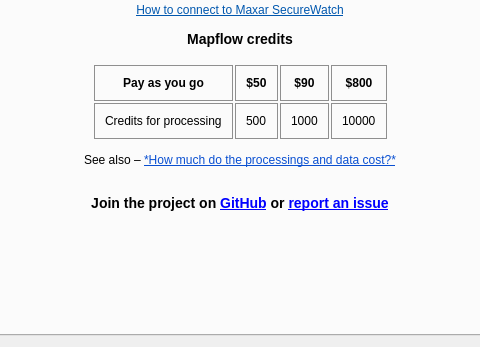
This is mapflow/dialogs/static/ui/main_dialog.ui in Geoalert/mapflow-qgis as Qt 5 draws it before an edit; both pictures show x 424 to 904 and y 203 to 550 of the 1033 by 550 pixel window. The edited form follows.
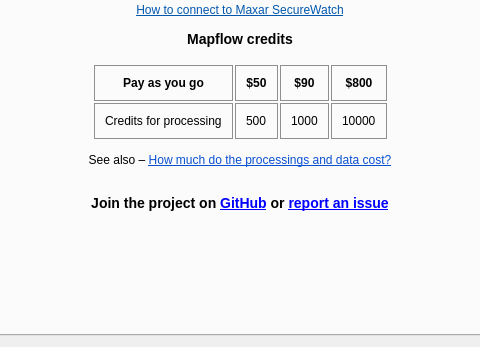
This is the edited form. The open tabs and pages were chosen to show the change. Icons and pictures are not drawn. Custom widgets are drawn as their Qt base class.

Commit message: not show non-tiff files in the list at all; modify error message for non-georef tiff; fix link text

What changed in the file:
```diff
--- a/mapflow/dialogs/static/ui/main_dialog.ui
+++ b/mapflow/dialogs/static/ui/main_dialog.ui
@@ -1875,7 +1875,7 @@
            <item>
             <widget class="QLabel" name="help">
              <property name="text">
-              <string>&lt;html&gt;&lt;head/&gt;&lt;body&gt;&lt;h3 style=&quot; margin-top:30px; margin-bottom:20px; margin-left:30px; margin-right:30px; -qt-block-indent:0; text-indent:0px;&quot;&gt;&lt;span style=&quot; font-size:large; font-weight:600;&quot;&gt;Mapflow&lt;/span&gt;&lt;/h3&gt;&lt;p align=&quot;center&quot;&gt;&lt;a href=&quot;https://docs.mapflow.ai/api/qgis_mapflow#user-interface&quot;&gt;&lt;span style=&quot; text-decoration: underline; color:#0057ae;&quot;&gt;User Interface walkthrough&lt;/span&gt;&lt;/a&gt;&lt;/p&gt;&lt;p align=&quot;center&quot;&gt;&lt;a href=&quot;https://docs.mapflow.ai/api/qgis_mapflow.html#how-to-upload-your-image&quot;&gt;&lt;span style=&quot; text-decoration: underline; color:#0057ae;&quot;&gt;How to process your own image&lt;/span&gt;&lt;/a&gt;&lt;/p&gt;&lt;p align=&quot;center&quot;&gt;&lt;a href=&quot;https://docs.mapflow.ai/api/qgis_mapflow#how-to-use-other-imagery-services&quot;&gt;&lt;span style=&quot; text-decoration: underline; color:#0057ae;&quot;&gt;How to use a different imagery tileset (XYZ or TMS)&lt;/span&gt;&lt;/a&gt;&lt;/p&gt;&lt;p align=&quot;center&quot;&gt;&lt;a href=&quot;https://docs.mapflow.ai/api/qgis_mapflow#how-to-connect-to-maxar-securewatch&quot;&gt;&lt;span style=&quot; text-decoration: underline; color:#0057ae;&quot;&gt;How to connect to Maxar SecureWatch&lt;/span&gt;&lt;/a&gt;&lt;/p&gt;&lt;h3 style=&quot; margin-top:14px; margin-bottom:12px; margin-left:0px; margin-right:0px; -qt-block-indent:0; text-indent:0px;&quot;&gt;&lt;span style=&quot; font-size:large; font-weight:600;&quot;&gt;Mapflow credits&lt;/span&gt;&lt;span style=&quot; font-size:large; font-weight:700;&quot;&gt;&lt;br/&gt;&lt;/span&gt;&lt;/h3&gt;&lt;table border=&quot;0&quot; style=&quot; margin-top:0px; margin-bottom:0px; margin-left:0px; margin-right:0px;&quot; align=&quot;center&quot; cellspacing=&quot;2&quot; cellpadding=&quot;0&quot;&gt;&lt;thead&gt;&lt;tr&gt;&lt;td style=&quot; padding-left:10; padding-right:10; padding-top:10; padding-bottom:10; border-top:1px; border-right:1px; border-bottom:1px; border-left:1px; border-top-color:#8f8f8f; border-right-color:#8f8f8f; border-bottom-color:#8f8f8f; border-left-color:#8f8f8f; border-top-style:solid; border-right-style:solid; border-bottom-style:solid; border-left-style:solid;&quot;&gt;&lt;p align=&quot;center&quot;&gt;&lt;span style=&quot; font-weight:600;&quot;&gt;Pay as you go&lt;/span&gt;&lt;/p&gt;&lt;/td&gt;&lt;td style=&quot; padding-left:10; padding-right:10; padding-top:10; padding-bottom:10; border-top:1px; border-right:1px; border-bottom:1px; border-left:1px; border-top-color:#8f8f8f; border-right-color:#8f8f8f; border-bottom-color:#8f8f8f; border-left-color:#8f8f8f; border-top-style:solid; border-right-style:solid; border-bottom-style:solid; border-left-style:solid;&quot;&gt;&lt;p align=&quot;center&quot;&gt;&lt;span style=&quot; font-weight:696;&quot;&gt;$50&lt;/span&gt;&lt;/p&gt;&lt;/td&gt;&lt;td style=&quot; padding-left:10; padding-right:10; padding-top:10; padding-bottom:10; border-top:1px; border-right:1px; border-bottom:1px; border-left:1px; border-top-color:#8f8f8f; border-right-color:#8f8f8f; border-bottom-color:#8f8f8f; border-left-color:#8f8f8f; border-top-style:solid; border-right-style:solid; border-bottom-style:solid; border-left-style:solid;&quot;&gt;&lt;p align=&quot;center&quot;&gt;&lt;span style=&quot; font-weight:696;&quot;&gt;$90&lt;/span&gt;&lt;/p&gt;&lt;/td&gt;&lt;td style=&quot; padding-left:10; padding-right:10; padding-top:10; padding-bottom:10; border-top:1px; border-right:1px; border-bottom:1px; border-left:1px; border-top-color:#8f8f8f; border-right-color:#8f8f8f; border-bottom-color:#8f8f8f; border-left-color:#8f8f8f; border-top-style:solid; border-right-style:solid; border-bottom-style:solid; border-left-style:solid;&quot;&gt;&lt;p align=&quot;center&quot;&gt;&lt;span style=&quot; font-weight:696;&quot;&gt;$800&lt;/span&gt;&lt;/p&gt;&lt;/td&gt;&lt;/tr&gt;&lt;/thead&gt;&lt;tr&gt;&lt;td style=&quot; padding-left:10; padding-right:10; padding-top:10; padding-bottom:10; border-top:1px; border-right:1px; border-bottom:1px; border-left:1px; border-top-color:#8f8f8f; border-right-color:#8f8f8f; border-bottom-color:#8f8f8f; border-left-color:#8f8f8f; border-top-style:solid; border-right-style:solid; border-bottom-style:solid; border-left-style:solid;&quot;&gt;&lt;p&gt;Credits for processing&lt;/p&gt;&lt;/td&gt;&lt;td style=&quot; padding-left:10; padding-right:10; padding-top:10; padding-bottom:10; border-top:1px; border-right:1px; border-bottom:1px; border-left:1px; border-top-color:#8f8f8f; border-right-color:#8f8f8f; border-bottom-color:#8f8f8f; border-left-color:#8f8f8f; border-top-style:solid; border-right-style:solid; border-bottom-style:solid; border-left-style:solid;&quot;&gt;&lt;p&gt;500&lt;/p&gt;&lt;/td&gt;&lt;td style=&quot; padding-left:10; padding-right:10; padding-top:10; padding-bottom:10; border-top:1px; border-right:1px; border-bottom:1px; border-left:1px; border-top-color:#8f8f8f; border-right-color:#8f8f8f; border-bottom-color:#8f8f8f; border-left-color:#8f8f8f; border-top-style:solid; border-right-style:solid; border-bottom-style:solid; border-left-style:solid;&quot;&gt;&lt;p&gt;1000&lt;/p&gt;&lt;/td&gt;&lt;td style=&quot; padding-left:10; padding-right:10; padding-top:10; padding-bottom:10; border-top:1px; border-right:1px; border-bottom:1px; border-left:1px; border-top-color:#8f8f8f; border-right-color:#8f8f8f; border-bottom-color:#8f8f8f; border-left-color:#8f8f8f; border-top-style:solid; border-right-style:solid; border-bottom-style:solid; border-left-style:solid;&quot;&gt;&lt;p&gt;10000&lt;/p&gt;&lt;/td&gt;&lt;/tr&gt;&lt;/table&gt;&lt;p&gt;See also – &lt;a href=&quot;https://docs.mapflow.ai/userguides/prices.html&quot;&gt;&lt;span style=&quot; text-decoration: underline; color:#094fd1;&quot;&gt;*How much do the processings and data cost?*&lt;/span&gt;&lt;/a&gt;&lt;br/&gt;&lt;/p&gt;&lt;h3 style=&quot; margin-top:14px; margin-bottom:12px; margin-left:0px; margin-right:0px; -qt-block-indent:0; text-indent:0px;&quot;&gt;&lt;span style=&quot; font-size:large; font-weight:600;&quot;&gt;Join the project on &lt;a href=&quot;https://github.com/Geoalert/mapflow-qgis&quot;&gt;&lt;span style=&quot; font-weight:600; text-decoration: underline; color:#0000ff;&quot;&gt;GitHub&lt;/span&gt;&lt;/a&gt; or &lt;a href=&quot;https://github.com/Geoalert/mapflow-qgis/issues&quot;&gt;&lt;span style=&quot; font-weight:600; text-decoration: underline; color:#0000ff;&quot;&gt;report an issue&lt;/span&gt;&lt;/a&gt;&lt;/span&gt;&lt;/h3&gt;&lt;/body&gt;&lt;/html&gt;</string>
+              <string>&lt;html&gt;&lt;head/&gt;&lt;body&gt;&lt;h3 style=&quot; margin-top:30px; margin-bottom:20px; margin-left:30px; margin-right:30px; -qt-block-indent:0; text-indent:0px;&quot;&gt;&lt;span style=&quot; font-size:large; font-weight:600;&quot;&gt;Mapflow&lt;/span&gt;&lt;/h3&gt;&lt;p align=&quot;center&quot;&gt;&lt;a href=&quot;https://docs.mapflow.ai/api/qgis_mapflow#user-interface&quot;&gt;&lt;span style=&quot; text-decoration: underline; color:#0057ae;&quot;&gt;User Interface walkthrough&lt;/span&gt;&lt;/a&gt;&lt;/p&gt;&lt;p align=&quot;center&quot;&gt;&lt;a href=&quot;https://docs.mapflow.ai/api/qgis_mapflow.html#how-to-upload-your-image&quot;&gt;&lt;span style=&quot; text-decoration: underline; color:#0057ae;&quot;&gt;How to process your own image&lt;/span&gt;&lt;/a&gt;&lt;/p&gt;&lt;p align=&quot;center&quot;&gt;&lt;a href=&quot;https://docs.mapflow.ai/api/qgis_mapflow#how-to-use-other-imagery-services&quot;&gt;&lt;span style=&quot; text-decoration: underline; color:#0057ae;&quot;&gt;How to use a different imagery tileset (XYZ or TMS)&lt;/span&gt;&lt;/a&gt;&lt;/p&gt;&lt;p align=&quot;center&quot;&gt;&lt;a href=&quot;https://docs.mapflow.ai/api/qgis_mapflow#how-to-connect-to-maxar-securewatch&quot;&gt;&lt;span style=&quot; text-decoration: underline; color:#0057ae;&quot;&gt;How to connect to Maxar SecureWatch&lt;/span&gt;&lt;/a&gt;&lt;/p&gt;&lt;h3 style=&quot; margin-top:14px; margin-bottom:12px; margin-left:0px; margin-right:0px; -qt-block-indent:0; text-indent:0px;&quot;&gt;&lt;span style=&quot; font-size:large; font-weight:600;&quot;&gt;Mapflow credits&lt;/span&gt;&lt;span style=&quot; font-size:large; font-weight:700;&quot;&gt;&lt;br/&gt;&lt;/span&gt;&lt;/h3&gt;&lt;table border=&quot;0&quot; style=&quot; margin-top:0px; margin-bottom:0px; margin-left:0px; margin-right:0px;&quot; align=&quot;center&quot; cellspacing=&quot;2&quot; cellpadding=&quot;0&quot;&gt;&lt;thead&gt;&lt;tr&gt;&lt;td style=&quot; padding-left:10; padding-right:10; padding-top:10; padding-bottom:10; border-top:1px; border-right:1px; border-bottom:1px; border-left:1px; border-top-color:#8f8f8f; border-right-color:#8f8f8f; border-bottom-color:#8f8f8f; border-left-color:#8f8f8f; border-top-style:solid; border-right-style:solid; border-bottom-style:solid; border-left-style:solid;&quot;&gt;&lt;p align=&quot;center&quot;&gt;&lt;span style=&quot; font-weight:600;&quot;&gt;Pay as you go&lt;/span&gt;&lt;/p&gt;&lt;/td&gt;&lt;td style=&quot; padding-left:10; padding-right:10; padding-top:10; padding-bottom:10; border-top:1px; border-right:1px; border-bottom:1px; border-left:1px; border-top-color:#8f8f8f; border-right-color:#8f8f8f; border-bottom-color:#8f8f8f; border-left-color:#8f8f8f; border-top-style:solid; border-right-style:solid; border-bottom-style:solid; border-left-style:solid;&quot;&gt;&lt;p align=&quot;center&quot;&gt;&lt;span style=&quot; font-weight:696;&quot;&gt;$50&lt;/span&gt;&lt;/p&gt;&lt;/td&gt;&lt;td style=&quot; padding-left:10; padding-right:10; padding-top:10; padding-bottom:10; border-top:1px; border-right:1px; border-bottom:1px; border-left:1px; border-top-color:#8f8f8f; border-right-color:#8f8f8f; border-bottom-color:#8f8f8f; border-left-color:#8f8f8f; border-top-style:solid; border-right-style:solid; border-bottom-style:solid; border-left-style:solid;&quot;&gt;&lt;p align=&quot;center&quot;&gt;&lt;span style=&quot; font-weight:696;&quot;&gt;$90&lt;/span&gt;&lt;/p&gt;&lt;/td&gt;&lt;td style=&quot; padding-left:10; padding-right:10; padding-top:10; padding-bottom:10; border-top:1px; border-right:1px; border-bottom:1px; border-left:1px; border-top-color:#8f8f8f; border-right-color:#8f8f8f; border-bottom-color:#8f8f8f; border-left-color:#8f8f8f; border-top-style:solid; border-right-style:solid; border-bottom-style:solid; border-left-style:solid;&quot;&gt;&lt;p align=&quot;center&quot;&gt;&lt;span style=&quot; font-weight:696;&quot;&gt;$800&lt;/span&gt;&lt;/p&gt;&lt;/td&gt;&lt;/tr&gt;&lt;/thead&gt;&lt;tr&gt;&lt;td style=&quot; padding-left:10; padding-right:10; padding-top:10; padding-bottom:10; border-top:1px; border-right:1px; border-bottom:1px; border-left:1px; border-top-color:#8f8f8f; border-right-color:#8f8f8f; border-bottom-color:#8f8f8f; border-left-color:#8f8f8f; border-top-style:solid; border-right-style:solid; border-bottom-style:solid; border-left-style:solid;&quot;&gt;&lt;p&gt;Credits for processing&lt;/p&gt;&lt;/td&gt;&lt;td style=&quot; padding-left:10; padding-right:10; padding-top:10; padding-bottom:10; border-top:1px; border-right:1px; border-bottom:1px; border-left:1px; border-top-color:#8f8f8f; border-right-color:#8f8f8f; border-bottom-color:#8f8f8f; border-left-color:#8f8f8f; border-top-style:solid; border-right-style:solid; border-bottom-style:solid; border-left-style:solid;&quot;&gt;&lt;p&gt;500&lt;/p&gt;&lt;/td&gt;&lt;td style=&quot; padding-left:10; padding-right:10; padding-top:10; padding-bottom:10; border-top:1px; border-right:1px; border-bottom:1px; border-left:1px; border-top-color:#8f8f8f; border-right-color:#8f8f8f; border-bottom-color:#8f8f8f; border-left-color:#8f8f8f; border-top-style:solid; border-right-style:solid; border-bottom-style:solid; border-left-style:solid;&quot;&gt;&lt;p&gt;1000&lt;/p&gt;&lt;/td&gt;&lt;td style=&quot; padding-left:10; padding-right:10; padding-top:10; padding-bottom:10; border-top:1px; border-right:1px; border-bottom:1px; border-left:1px; border-top-color:#8f8f8f; border-right-color:#8f8f8f; border-bottom-color:#8f8f8f; border-left-color:#8f8f8f; border-top-style:solid; border-right-style:solid; border-bottom-style:solid; border-left-style:solid;&quot;&gt;&lt;p&gt;10000&lt;/p&gt;&lt;/td&gt;&lt;/tr&gt;&lt;/table&gt;&lt;p&gt;See also – &lt;a href=&quot;https://docs.mapflow.ai/userguides/prices.html&quot;&gt;&lt;span style=&quot; text-decoration: underline; color:#094fd1;&quot;&gt;How much do the processings and data cost?&lt;/span&gt;&lt;/a&gt;&lt;br/&gt;&lt;/p&gt;&lt;h3 style=&quot; margin-top:14px; margin-bottom:12px; margin-left:0px; margin-right:0px; -qt-block-indent:0; text-indent:0px;&quot;&gt;&lt;span style=&quot; font-size:large; font-weight:600;&quot;&gt;Join the project on &lt;a href=&quot;https://github.com/Geoalert/mapflow-qgis&quot;&gt;&lt;span style=&quot; font-weight:600; text-decoration: underline; color:#0000ff;&quot;&gt;GitHub&lt;/span&gt;&lt;/a&gt; or &lt;a href=&quot;https://github.com/Geoalert/mapflow-qgis/issues&quot;&gt;&lt;span style=&quot; font-weight:600; text-decoration: underline; color:#0000ff;&quot;&gt;report an issue&lt;/span&gt;&lt;/a&gt;&lt;/span&gt;&lt;/h3&gt;&lt;/body&gt;&lt;/html&gt;</string>
              </property>
              <property name="alignment">
               <set>Qt::AlignHCenter|Qt::AlignTop</set>
```
The commit also changes 1 other file.
